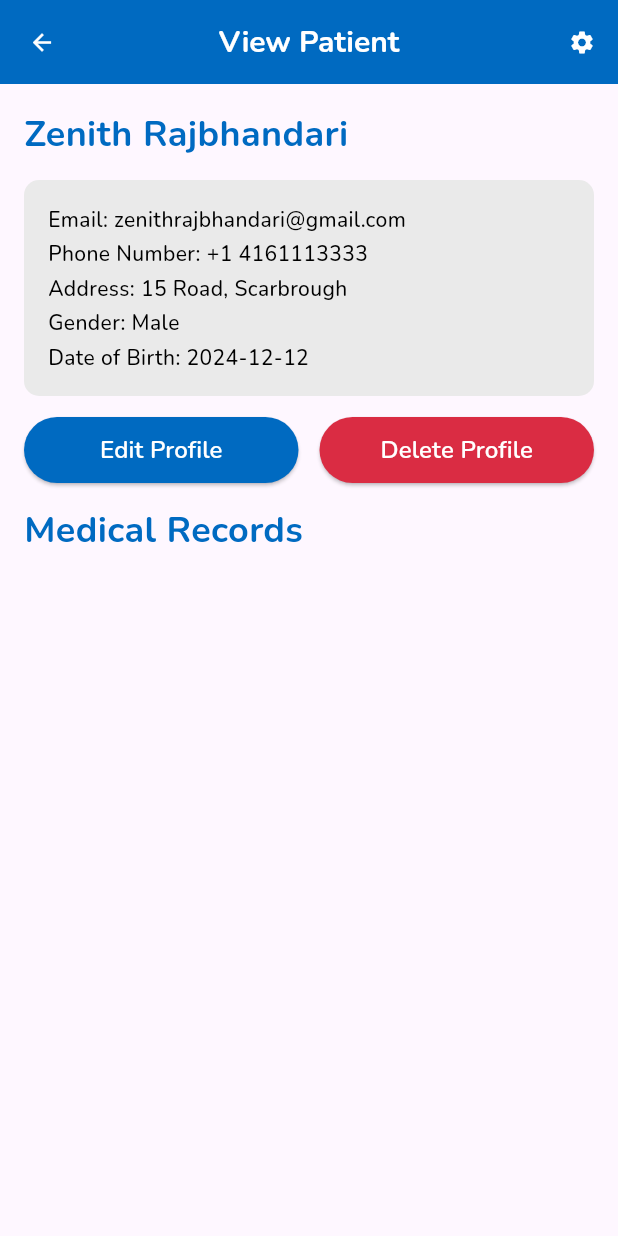
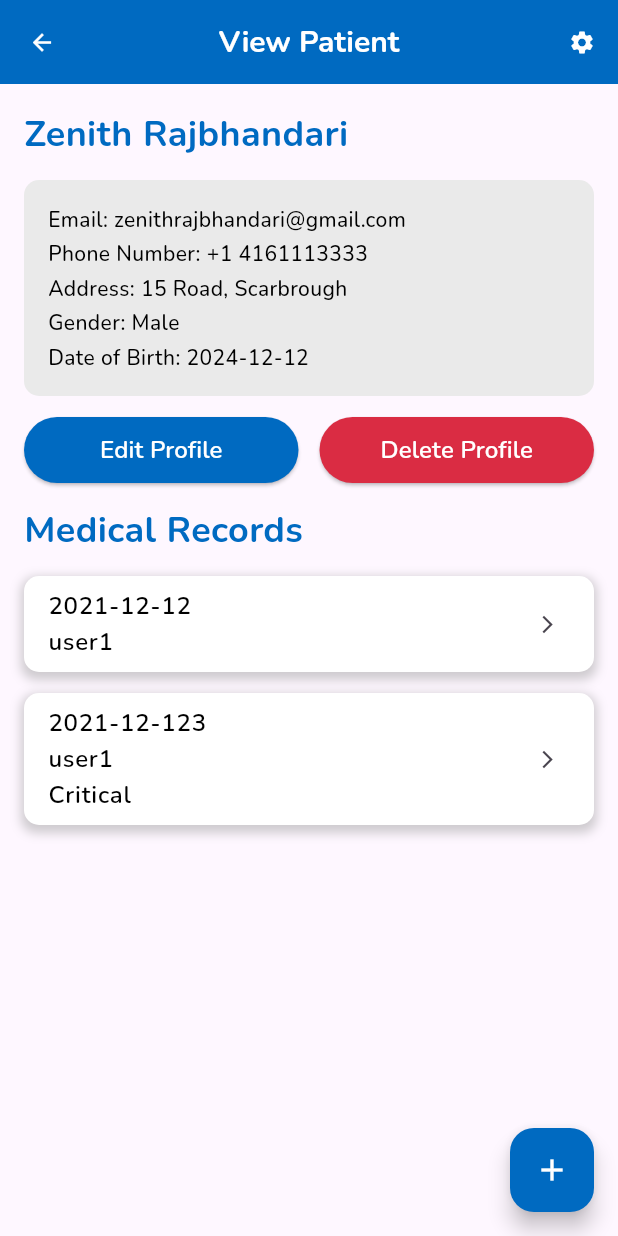
Before and after one commit to void-zenith/patientclinicflutter, a Flutter app: the ViewPatient screen opened directly, on a phone screen of 412 x 824 dp. Run offline on Flutter 3.47's test engine with Material 3 defaults, Android fonts, the phone set to English and light mode, and no system bars; our stand-ins replace get, velocity_x.

Commit message:
medical record view page

```diff
--- /dev/null
+++ b/lib/models/Record.dart
@@ -0,0 +1,7 @@
+class Record {
+  final String date;
+  final String doneBy;
+  final bool isCritical;
+
+  Record(this.date, this.doneBy, this.isCritical);
+}
--- a/lib/views/home_view/home_view.dart
+++ b/lib/views/home_view/home_view.dart
@@ -149,7 +149,7 @@ class HomeView extends StatelessWidget {
                           size: 14,
                         ),
                         onTap: () {
-                          Get.to(() => const ViewPatient());
+                          Get.to(() => ViewPatient());
                         },
                       ),
                     );
--- a/lib/views/view_patient_view/view_patient_view.dart
+++ b/lib/views/view_patient_view/view_patient_view.dart
@@ -1,12 +1,14 @@
 import 'package:flutter/material.dart';
 import 'package:get/get.dart';
 import 'package:patientclinicflutter/components/customElevatedButton.dart';
+import 'package:patientclinicflutter/models/Record.dart';
 
 import '../../constants/const.dart';
+import '../add_patient_view/add_patient_view.dart';
 import '../splash_view.dart';
 
 class ViewPatient extends StatelessWidget {
-  const ViewPatient({super.key});
+  ViewPatient({super.key});
 
   void onSelected(BuildContext context, int item) {
     switch (item) {
@@ -19,6 +21,10 @@ class ViewPatient extends StatelessWidget {
     }
   }
 
+  final List<Record> items = [
+    Record("2021-12-12", "user1", false),
+    Record("2021-12-123", "user1", true),
+  ];
   @override
   Widget build(BuildContext context) {
     return Scaffold(
@@ -43,11 +49,9 @@ class ViewPatient extends StatelessWidget {
                   ])
         ],
       ),
-      body: SingleChildScrollView(
-          child: Container(
-        padding: EdgeInsets.all(16),
-        child: SingleChildScrollView(
-            child: Column(
+      body: Container(
+        padding: const EdgeInsets.all(16),
+        child: Column(
           mainAxisAlignment: MainAxisAlignment.start,
           crossAxisAlignment: CrossAxisAlignment.stretch,
           children: [
@@ -178,9 +182,76 @@ class ViewPatient extends StatelessWidget {
                 textColor: ConstColors.priamryColor,
                 textSize: ConstSizes.doubleLarge,
                 textWeight: FontWeight.w700),
+            14.heightBox,
+            Expanded(
+              child: ListView.builder(
+                  itemCount: items.length,
+                  itemBuilder: (context, index) {
+                    return Container(
+                      margin: const EdgeInsets.only(bottom: 14),
+                      decoration: BoxDecoration(
+                        color: Colors.white,
+                        borderRadius: BorderRadius.circular(10.0),
+                        boxShadow: [
+                          BoxShadow(
+                            color: Colors.grey.withOpacity(0.5),
+                            spreadRadius: 2,
+                            blurRadius: 5,
+                            offset: const Offset(0, 3),
+                          ),
+                        ],
+                      ),
+                      child: ListTile(
+                        // title: TextStyles.regular(
+                        //     label: items[index].date.toString(),
+                        //     textColor: ConstColors.textColor,
+                        //     textSize: ConstSizes.regularSize,
+                        //     textWeight: FontWeight.w600),
+                        title: Column(
+                          mainAxisAlignment: MainAxisAlignment.start,
+                          crossAxisAlignment: CrossAxisAlignment.start,
+                          children: [
+                            TextStyles.regular(
+                                label: items[index].date.toString(),
+                                textColor: ConstColors.textColor,
+                                textSize: ConstSizes.regularSize,
+                                textWeight: FontWeight.w600),
+                            TextStyles.regular(
+                                label: items[index].doneBy.toString(),
+                                textColor: ConstColors.textColor,
+                                textSize: ConstSizes.regularSize,
+                                textWeight: FontWeight.w600),
+                            if (items[index].isCritical)
+                              TextStyles.regular(
+                                  label: "Critical".toString(),
+                                  textColor: ConstColors.textColor,
+                                  textSize: ConstSizes.regularSize,
+                                  textWeight: FontWeight.w600),
+                          ],
+                        ),
+                        trailing: const Icon(
+                          Icons.arrow_forward_ios,
+                          size: 14,
+                        ),
+                        onTap: () {},
+                      ),
+                    );
+                  }),
+            )
           ],
-        )),
-      )),
+        ),
+      ),
+      floatingActionButton: FloatingActionButton(
+        onPressed: () {
+          Get.to(() => const AddPatientView());
+          // Add your onPressed functionality here
+        },
+        backgroundColor: ConstColors.priamryColor,
+        child: const Icon(
+          Icons.add,
+          color: Colors.white,
+        ),
+      ),
     );
   }
 }
```
